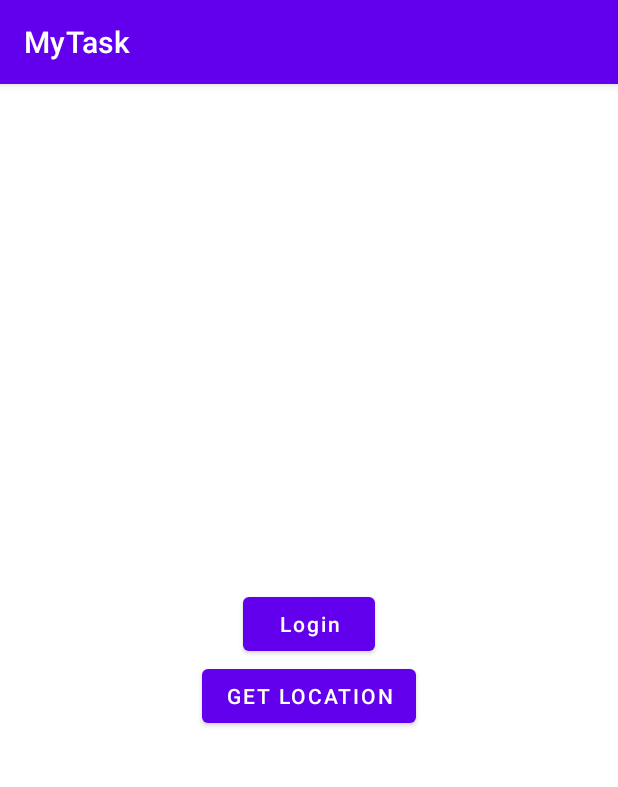
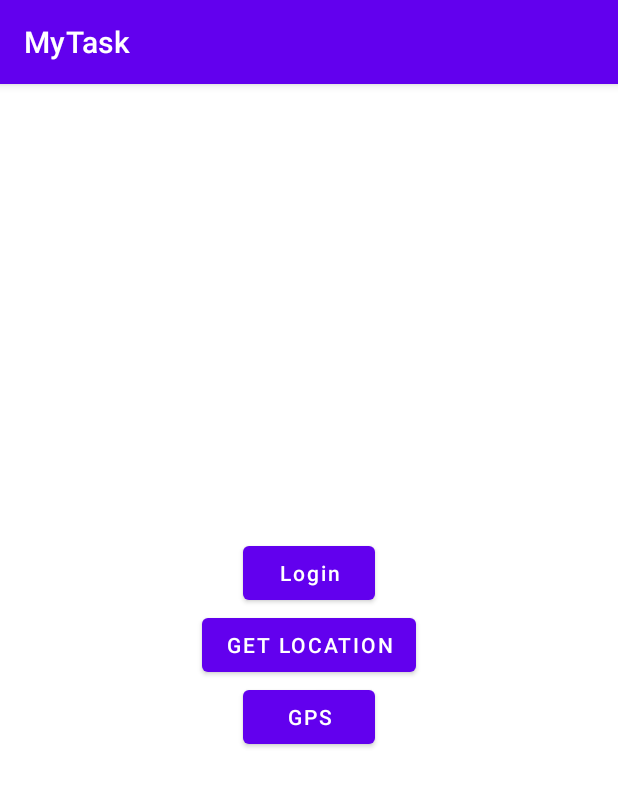
Before and after one commit to rahultanwar8814/MyTask, an Android app: the screen it shows after launch (MainActivity), on a phone screen of 412 x 824 dp. Shown: the top 787 px of the screen. Run offline under Robolectric (Android 15) with nearby library versions, the phone set to English and light mode, and no system bars.

Commit message:
gps enable button

```diff
--- a/app/src/main/res/layout/activity_main.xml
+++ b/app/src/main/res/layout/activity_main.xml
@@ -41,6 +41,17 @@
             app:layout_constraintEnd_toEndOf="parent"
             app:layout_constraintStart_toStartOf="parent"
             app:layout_constraintTop_toBottomOf="@+id/name" />
+        <Button
+            android:layout_width="wrap_content"
+            android:layout_height="wrap_content"
+            android:id="@+id/onGps"
+            android:text="Gps">
+
+        </Button>
+        <TextView
+            android:layout_width="wrap_content"
+            android:layout_height="wrap_content"
+            android:id="@+id/textView"/>
 
     </LinearLayout>
 
```
Also changed, not shown: app/src/main/java/com/errorsmasher/mytask/FuncUtil.kt (added, +12 -0 lines), app/src/main/java/com/errorsmasher/mytask/MainActivity.kt (+59 -0 lines), app/src/main/java/com/errorsmasher/mytask/MapsActivity.kt (+16 -0 lines).
